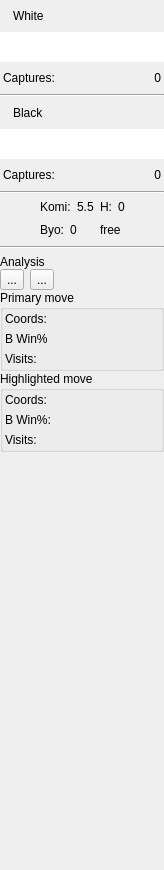
First picture: the form in src/normaltools_gui.ui, repository bernds/q5Go, before the edit.
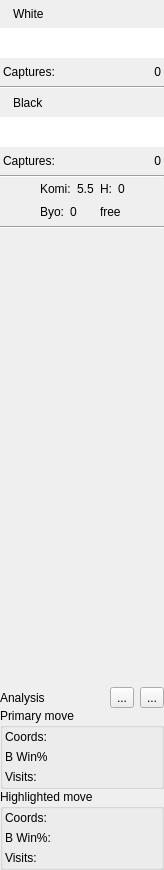
Second picture: the form after the edit. Icons and pictures are not drawn. Custom widgets are drawn as their Qt base class.

Commit message:
Arrange analysis buttons a little to save vertical space
Also modify spacing a bit.  Analysis goes to the bottom to separate it
visually.

Diff of the .ui file:
```diff
--- a/src/normaltools_gui.ui
+++ b/src/normaltools_gui.ui
@@ -21,13 +21,13 @@
   </property>
   <layout class="QVBoxLayout">
    <property name="spacing">
-    <number>6</number>
+    <number>4</number>
    </property>
    <property name="leftMargin">
     <number>0</number>
    </property>
    <property name="topMargin">
-    <number>6</number>
+    <number>4</number>
    </property>
    <property name="rightMargin">
     <number>0</number>
@@ -439,6 +439,19 @@
      </property>
     </widget>
    </item>
+   <item>
+    <spacer name="verticalSpacer">
+     <property name="orientation">
+      <enum>Qt::Vertical</enum>
+     </property>
+     <property name="sizeHint" stdset="0">
+      <size>
+       <width>20</width>
+       <height>40</height>
+      </size>
+     </property>
+    </spacer>
+   </item>
    <item>
     <widget class="QFrame" name="anGroup">
      <layout class="QVBoxLayout" name="verticalLayout">
@@ -458,6 +471,14 @@
        <number>0</number>
       </property>
       <item>
+       <layout class="QHBoxLayout" name="horizontalLayout">
+        <property name="topMargin">
+         <number>0</number>
+        </property>
+        <property name="rightMargin">
+         <number>0</number>
+        </property>
+        <item>
        <widget class="QLabel" name="label_5">
         <property name="text">
          <string>Analysis</string>
@@ -465,13 +486,18 @@
        </widget>
       </item>
       <item>
-       <layout class="QHBoxLayout" name="horizontalLayout">
-        <property name="topMargin">
-         <number>0</number>
-        </property>
-        <property name="rightMargin">
-         <number>0</number>
-        </property>
+         <spacer name="horizontalSpacer">
+          <property name="orientation">
+           <enum>Qt::Horizontal</enum>
+          </property>
+          <property name="sizeHint" stdset="0">
+           <size>
+            <width>40</width>
+            <height>20</height>
+           </size>
+          </property>
+         </spacer>
+        </item>
         <item>
          <widget class="QToolButton" name="anStartButton">
           <property name="text">
@@ -500,19 +526,6 @@
           </property>
          </widget>
         </item>
-        <item>
-         <spacer name="horizontalSpacer">
-          <property name="orientation">
-           <enum>Qt::Horizontal</enum>
-          </property>
-          <property name="sizeHint" stdset="0">
-           <size>
-            <width>40</width>
-            <height>20</height>
-           </size>
-          </property>
-         </spacer>
-        </item>
        </layout>
       </item>
       <item>
@@ -662,22 +675,6 @@
      </layout>
     </widget>
    </item>
-   <item>
-    <spacer name="spacer8">
-     <property name="orientation">
-      <enum>Qt::Vertical</enum>
-     </property>
-     <property name="sizeType">
-      <enum>QSizePolicy::Expanding</enum>
-     </property>
-     <property name="sizeHint" stdset="0">
-      <size>
-       <width>20</width>
-       <height>51</height>
-      </size>
-     </property>
-    </spacer>
-   </item>
   </layout>
  </widget>
  <layoutdefault spacing="6" margin="11"/>
```
Lines whose indentation alone changed are shown as unchanged.
